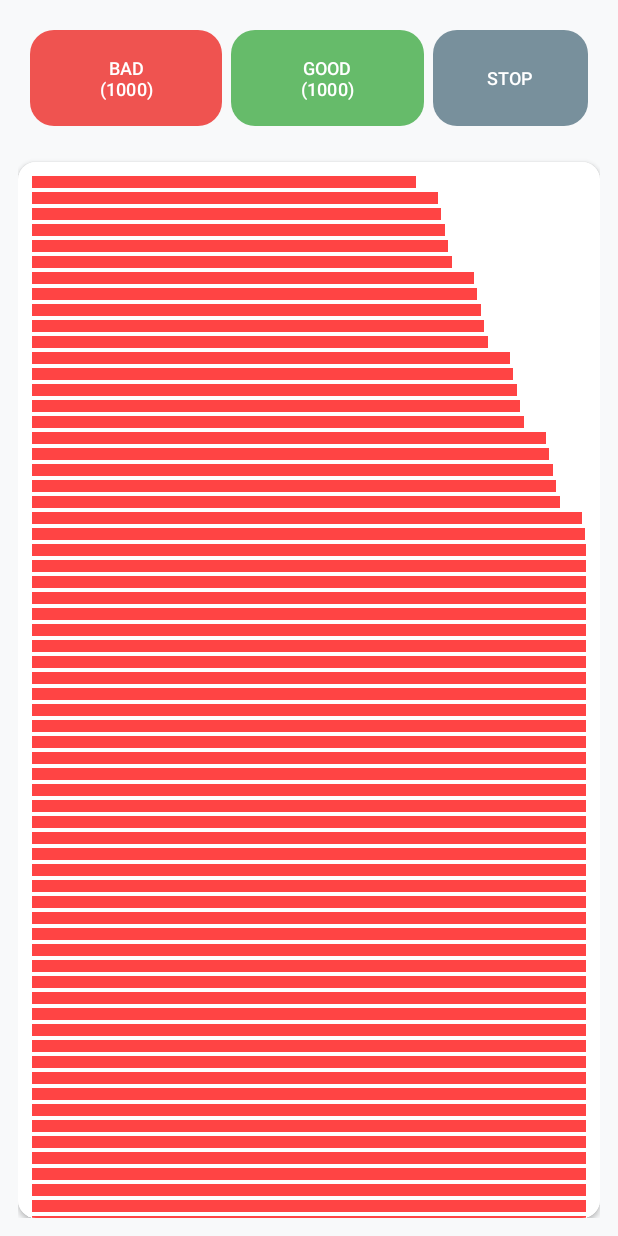
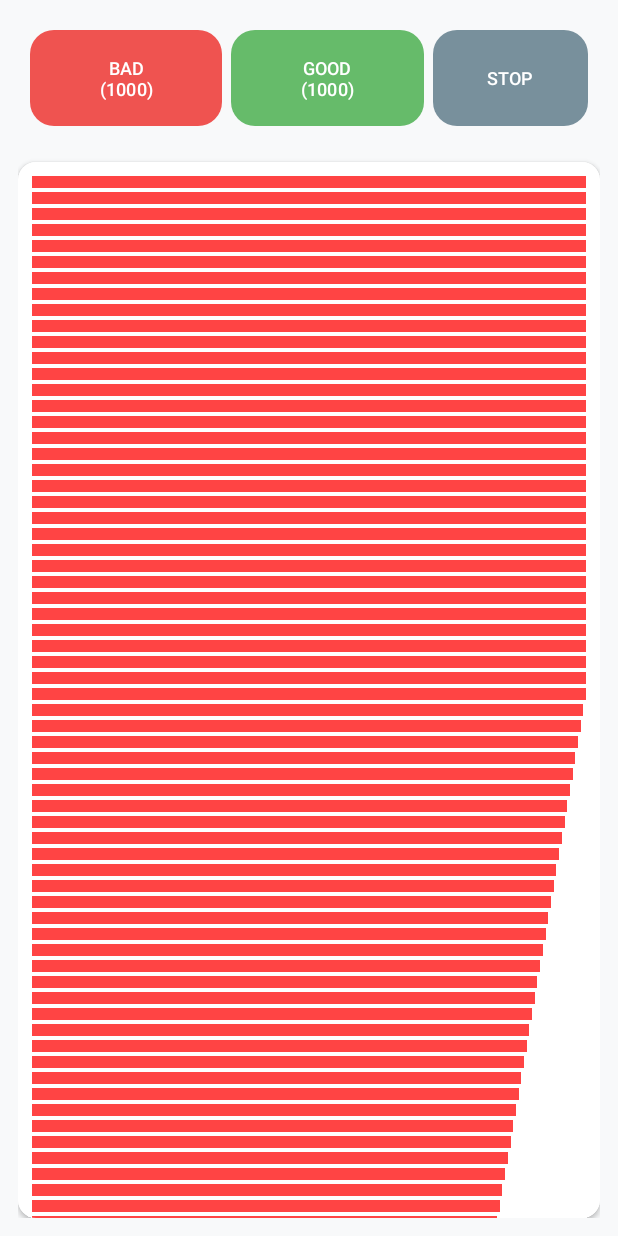
Before and after one commit to wuyhn/animation, an Android app: the screen it shows after launch (MainActivity), after a tap on an icon or button, on a phone screen of 412 x 824 dp. Run offline under Robolectric (Android 15) with nearby library versions, the phone set to English and light mode, and no system bars; 2 other taps on this screen came first.

Commit message:
Sua Optimized

```diff
--- a/app/src/main/java/com/example/animation/MainActivity.java
+++ b/app/src/main/java/com/example/animation/MainActivity.java
@@ -117,57 +117,91 @@ public class MainActivity extends AppCompatActivity {
         }
     }
 
+//private void animateBarOptimized(final View bar, long delay) {
+//    if (!isAnimationRunning) return;
+//
+//    bar.setPivotX(0f); // Giữ gốc tọa độ bên trái
+//
+//    // ta giữ layer này cố định trong suốt quá trình chạy để GPU xử lý texture mượt nhất.
+//    if (bar.getLayerType() != View.LAYER_TYPE_HARDWARE) {
+//        bar.setLayerType(View.LAYER_TYPE_HARDWARE, null);
+//    }
+//
+//    bar.animate()
+//            .scaleX(SCALE_TARGET)
+//            .setDuration(1500)
+//            .setStartDelay(delay)
+//            .setInterpolator(new android.view.animation.LinearInterpolator())
+//            .withEndAction(() -> {
+//                if (isAnimationRunning) {
+//                    bar.animate()
+//                            .scaleX(1.0f)
+//                            .setDuration(1500)
+//                            .setInterpolator(new android.view.animation.LinearInterpolator())
+//                            // ✅ CHIẾN THUẬT 2: Loại bỏ StartDelay ở các vòng lặp sau
+//                            // Chỉ delay vòng đầu, các vòng sau chạy nối đuôi nhau để tránh sụt giảm frame
+//                            .withEndAction(() -> animateBarOptimized(bar, 0))
+//                            .start();
+//                }
+//            }).start();
+//}
 private void animateBarOptimized(final View bar, long delay) {
     if (!isAnimationRunning) return;
 
-    bar.setPivotX(0f); // Giữ gốc tọa độ bên trái
+    // 1. Sử dụng thuộc tính GPU hỗ trợ: scaleX để bỏ qua Layout Pass
+    bar.setPivotX(0f);
 
-    // ta giữ layer này cố định trong suốt quá trình chạy để GPU xử lý texture mượt nhất.
-    if (bar.getLayerType() != View.LAYER_TYPE_HARDWARE) {
-        bar.setLayerType(View.LAYER_TYPE_HARDWARE, null);
-    }
+    // 2. Kích hoạt Hardware Layer: Snapshot lên GPU một lần duy nhất
+    // Việc này giúp GPU xử lý các biến đổi ma trận mà không cần vẽ lại View
+    bar.setLayerType(View.LAYER_TYPE_HARDWARE, null);
 
-    bar.animate()
-            .scaleX(SCALE_TARGET)
-            .setDuration(1500)
-            .setStartDelay(delay)
-            .setInterpolator(new android.view.animation.LinearInterpolator())
-            .withEndAction(() -> {
-                if (isAnimationRunning) {
-                    bar.animate()
-                            .scaleX(1.0f)
-                            .setDuration(1500)
-                            .setInterpolator(new android.view.animation.LinearInterpolator())
-                            // ✅ CHIẾN THUẬT 2: Loại bỏ StartDelay ở các vòng lặp sau
-                            // Chỉ delay vòng đầu, các vòng sau chạy nối đuôi nhau để tránh sụt giảm frame
-                            .withEndAction(() -> animateBarOptimized(bar, 0))
-                            .start();
-                }
-            }).start();
+    // 3. Sử dụng ObjectAnimator để tận dụng RenderThread hoàn toàn
+    // Chế độ INFINITE và REVERSE loại bỏ hoàn toàn việc gọi lại UI Thread mỗi chu kỳ
+    android.animation.ObjectAnimator animator = android.animation.ObjectAnimator.ofFloat(
+            bar, View.SCALE_X, 1.0f, SCALE_TARGET);
+
+    animator.setDuration(2000);
+    animator.setStartDelay(delay);
+    animator.setInterpolator(new android.view.animation.LinearInterpolator()); // Khung hình đều đặn
+
+    // Tối ưu quan trọng: Lặp lại tự động trên RenderThread (CPU không phải can thiệp)
+    animator.setRepeatCount(android.animation.ValueAnimator.INFINITE);
+    animator.setRepeatMode(android.animation.ValueAnimator.REVERSE);
+
+    // Lưu animator vào Tag để nút STOP có thể truy cập và hủy trực tiếp (Đồng bộ vòng đời UI)
+    bar.setTag(animator);
+    animator.start();
 }
 
     private void stopAllAnimations() {
         isAnimationRunning = false;
-        // Xóa sạch hàng đợi Handler ngay lập tức để giải phóng UI Thread
+        // Xóa sạch mọi hàng đợi của Handler để giải phóng UI Thread
         mainHandler.removeCallbacksAndMessages(null);
 
         for (int i = 0; i < viewsContainer.getChildCount(); i++) {
             ViewGroup wrapper = (ViewGroup) viewsContainer.getChildAt(i);
             View bar = wrapper.getChildAt(0);
 
-            bar.animate().cancel(); // Hủy mọi animation đang chạy
+            // Dừng triệt để: Hủy ObjectAnimator từ Tag (Sửa lỗi không dừng được)
+            Object animTag = bar.getTag();
+            if (animTag instanceof android.animation.ObjectAnimator) {
+                ((android.animation.ObjectAnimator) animTag).cancel();
+            }
 
-            // Quan trọng: Tắt Hardware Layer để trả lại VRAM cho GPU
+            bar.animate().cancel(); // Hủy thêm các hiệu ứng cũ
+
+            // Giải phóng GPU: Tắt Hardware Layer để trả lại tài nguyên
             bar.setLayerType(View.LAYER_TYPE_NONE, null);
+            bar.setScaleX(1f);
+            bar.setTag(null);
 
-            bar.setScaleX(1f);
-
-            // Chỉ cập nhật LayoutParams nếu thực sự cần thiết để tránh ép CPU layout lại
+            // Đưa kích thước thật về mặc định mà không gây Measure Pass thừa
             ViewGroup.LayoutParams lp = bar.getLayoutParams();
             if (lp.width != BAR_MIN_WIDTH_PX) {
                 lp.width = BAR_MIN_WIDTH_PX;
                 bar.setLayoutParams(lp);
             }
         }
+
     }
 }
```
